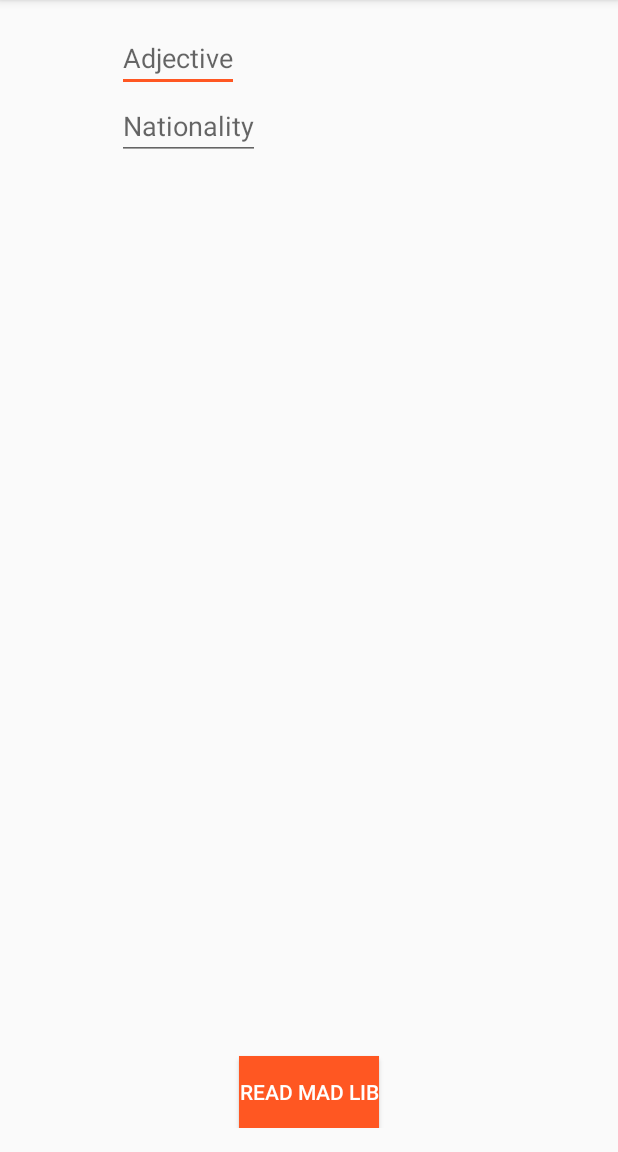
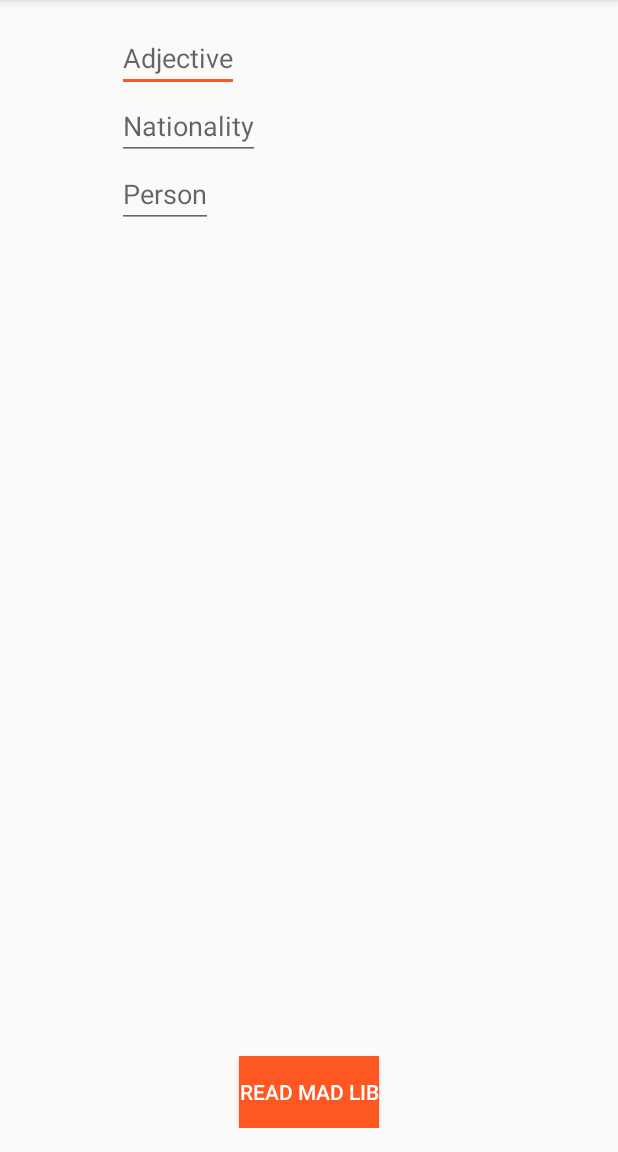
Before and after one commit to mikeschen/MadLibsAndroid, an Android app: the screen it shows after launch (MainActivity), on a phone screen of 412 x 824 dp, the part 84-1236 px from its top. Run offline under Robolectric (Android 15) with nearby library versions, the phone set to English and light mode, and no system bars.

Commit message:
adds person field

```diff
--- a/app/src/main/java/com/mikeschen/www/madlibs/MadLibActivity.java
+++ b/app/src/main/java/com/mikeschen/www/madlibs/MadLibActivity.java
@@ -18,6 +18,7 @@ public class MadLibActivity extends AppCompatActivity {
         Intent intent = getIntent();
         String adjective1 = intent.getStringExtra("adjective1");
         String nationality = intent.getStringExtra("nationality");
-        mAdjective1TextView.setText("Pizza was invented by a " + adjective1 + " " + nationality);
+        String person = intent.getStringExtra("person");
+        mAdjective1TextView.setText("Pizza was invented by a " + adjective1 + " " + nationality + " chef named " + person + ".");
     }
 }
--- a/app/src/main/java/com/mikeschen/www/madlibs/MainActivity.java
+++ b/app/src/main/java/com/mikeschen/www/madlibs/MainActivity.java
@@ -13,6 +13,7 @@ public class MainActivity extends AppCompatActivity {
     private Button mReadMadLibButton;
     private EditText mAdjective1EditText;
     private EditText mNationalityEditText;
+    private EditText mPersonEditText;
 
     @Override
     protected void onCreate(Bundle savedInstanceState) {
@@ -21,6 +22,7 @@ public class MainActivity extends AppCompatActivity {
 
         mAdjective1EditText = (EditText) findViewById(R.id.adjective1EditText);
         mNationalityEditText = (EditText) findViewById(R.id.nationalityEditText);
+        mPersonEditText = (EditText) findViewById(R.id.personEditText);
         mReadMadLibButton = (Button) findViewById(R.id.readMadLibButton);
         mReadMadLibButton.setOnClickListener(new View.OnClickListener()
         {
@@ -28,9 +30,11 @@ public class MainActivity extends AppCompatActivity {
             public void onClick(View v) {
                 String adjective1 = mAdjective1EditText.getText().toString();
                 String nationality = mNationalityEditText.getText().toString();
+                String person = mPersonEditText.getText().toString();
                 Intent intent = new Intent(MainActivity.this, MadLibActivity.class);
                 intent.putExtra("adjective1", adjective1);
                 intent.putExtra("nationality", nationality);
+                intent.putExtra("person", person);
                 startActivity(intent);
             }
         });
--- a/app/src/main/res/layout/activity_main.xml
+++ b/app/src/main/res/layout/activity_main.xml
@@ -36,4 +36,13 @@
         android:layout_below="@+id/adjective1EditText"
         android:layout_alignLeft="@+id/adjective1EditText"
         android:layout_alignStart="@+id/adjective1EditText" />
+
+    <EditText
+        android:layout_width="wrap_content"
+        android:layout_height="wrap_content"
+        android:id="@+id/personEditText"
+        android:hint="Person"
+        android:layout_below="@+id/nationalityEditText"
+        android:layout_alignLeft="@+id/nationalityEditText"
+        android:layout_alignStart="@+id/nationalityEditText" />
 </RelativeLayout>
```
